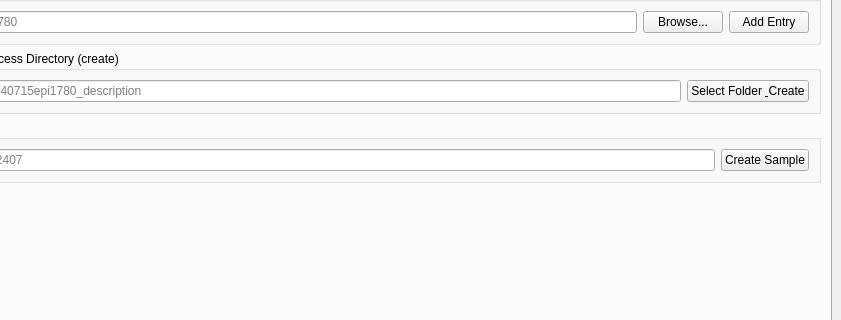
First picture: the form in base_gui.ui, repository ge23jud/Fabrication-Database, before the edit; both pictures show x 259 to 1100 and y 101 to 421 of the 1100 by 800 pixel window.
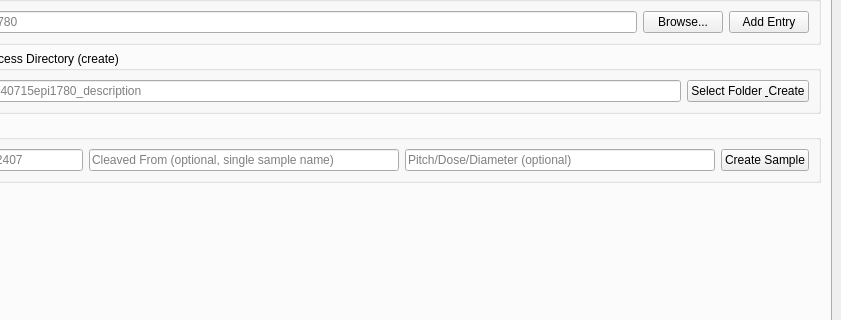
Second picture: the form after the edit. The open tabs and pages were chosen to show the change.

Commit message:
Add sample cleave-parent/cleave-child relationships
Track which sample a new sample was physically cleaved from (and the
reverse link on the parent), each with a free-text pitch/dose/diameter
description, in both the CLI's new_sample prompts and the GUI's New
Sample forms. info() now shows "Cleaved from:"/"Cleaved into:" for spl
IDs.

```diff
--- a/base_gui.ui
+++ b/base_gui.ui
@@ -252,6 +252,20 @@
              </property>
             </widget>
            </item>
+           <item>
+            <widget class="QLineEdit" name="newSampleCleavedFromEdit">
+             <property name="placeholderText">
+              <string>Cleaved From (optional, single sample name)</string>
+             </property>
+            </widget>
+           </item>
+           <item>
+            <widget class="QLineEdit" name="newSampleParamEdit">
+             <property name="placeholderText">
+              <string>Pitch/Dose/Diameter (optional)</string>
+             </property>
+            </widget>
+           </item>
            <item>
             <widget class="QPushButton" name="newSampleSubmitBtn">
              <property name="text">
```
The commit also changes 3 other files.
